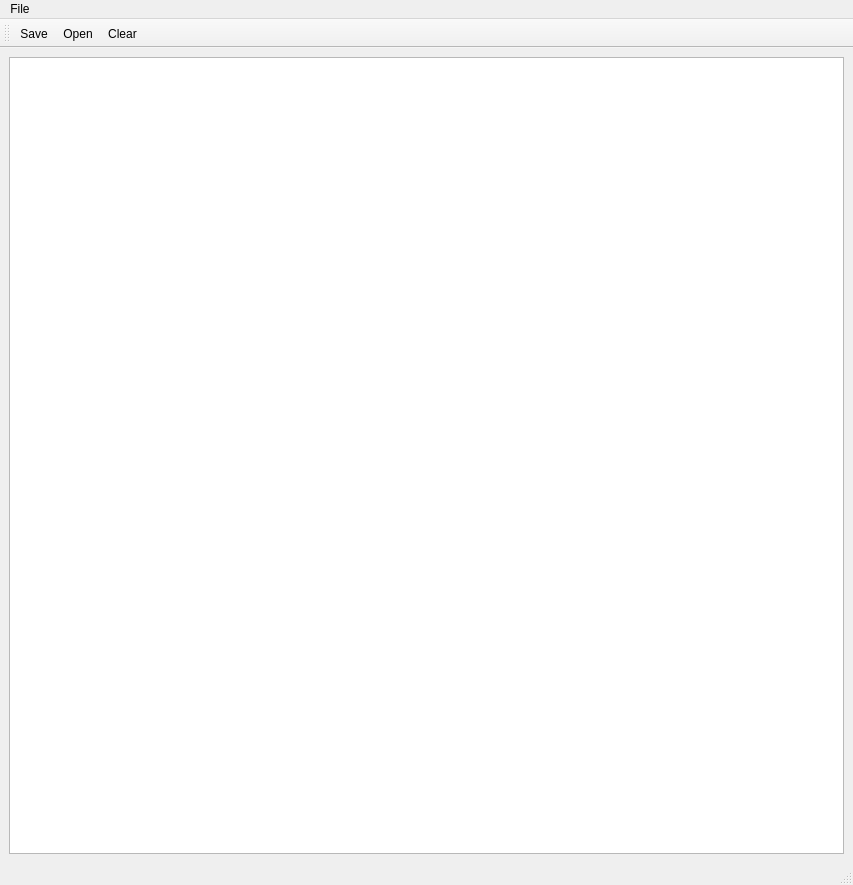
Above: gui/main_remaster.ui from SergiuToporjinschi/GPSTrackEditor before the change. Below: the same form after it.
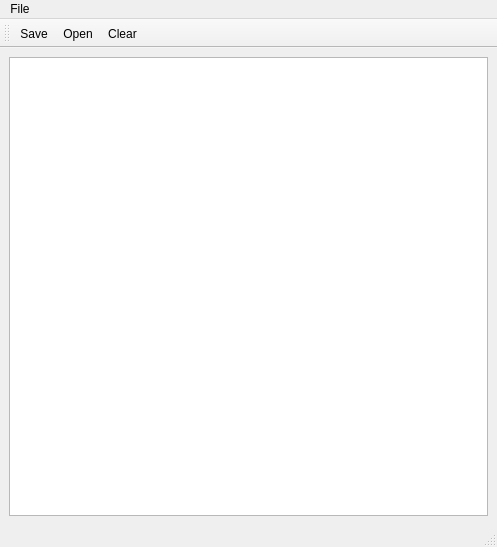
That is the form after the change. Icons and pictures are not drawn.

The edit to the form file:
```diff
--- a/gui/main_remaster.ui
+++ b/gui/main_remaster.ui
@@ -6,8 +6,8 @@
    <rect>
     <x>0</x>
     <y>0</y>
-    <width>853</width>
-    <height>885</height>
+    <width>497</width>
+    <height>547</height>
    </rect>
   </property>
   <property name="sizePolicy">
@@ -89,6 +89,9 @@
          <attribute name="horizontalHeaderStretchLastSection">
           <bool>true</bool>
          </attribute>
+         <attribute name="verticalHeaderMinimumSectionSize">
+          <number>30</number>
+         </attribute>
         </widget>
        </item>
        <item>
@@ -109,7 +112,7 @@
     <rect>
      <x>0</x>
      <y>0</y>
-     <width>853</width>
+     <width>497</width>
      <height>22</height>
     </rect>
    </property>
```
Left out of the diff: 10 changed lines with no effect on the pictures.
